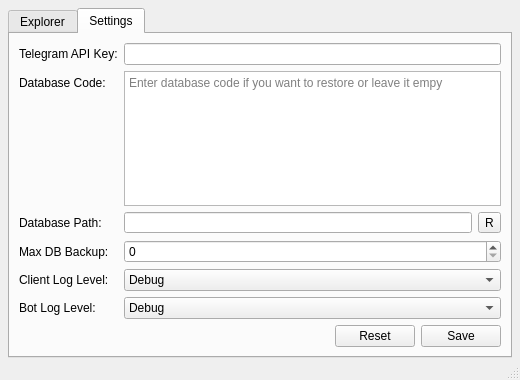
Above: pyclient/main_window.ui from WUAmin/wu-blackhole before the change. Below: the same form after it.
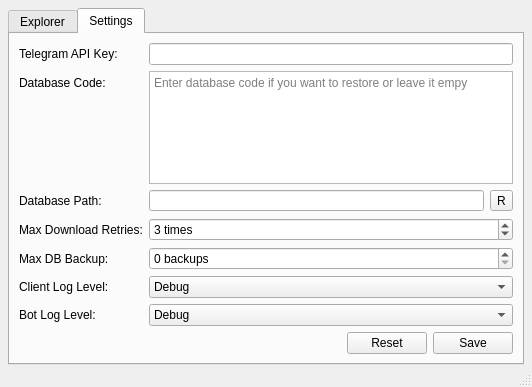
That is the form after the change. The open tabs and pages were chosen to show the change.

Commit message: Add retries for chunks download

Patch:
```diff
--- a/pyclient/main_window.ui
+++ b/pyclient/main_window.ui
@@ -6,8 +6,8 @@
    <rect>
     <x>0</x>
     <y>0</y>
-    <width>520</width>
-    <height>380</height>
+    <width>532</width>
+    <height>387</height>
    </rect>
   </property>
   <property name="windowTitle">
@@ -281,68 +281,6 @@
             </property>
            </widget>
           </item>
-          <item row="4" column="0">
-           <widget class="QLabel" name="label_3">
-            <property name="text">
-             <string>Client Log Level:</string>
-            </property>
-           </widget>
-          </item>
-          <item row="4" column="1">
-           <widget class="QComboBox" name="client_log_level_cb">
-            <item>
-             <property name="text">
-              <string>Debug</string>
-             </property>
-            </item>
-            <item>
-             <property name="text">
-              <string>Info</string>
-             </property>
-            </item>
-            <item>
-             <property name="text">
-              <string>Warning</string>
-             </property>
-            </item>
-            <item>
-             <property name="text">
-              <string>Error</string>
-             </property>
-            </item>
-           </widget>
-          </item>
-          <item row="5" column="0">
-           <widget class="QLabel" name="label_4">
-            <property name="text">
-             <string>Bot Log Level:</string>
-            </property>
-           </widget>
-          </item>
-          <item row="5" column="1">
-           <widget class="QComboBox" name="bot_log_level_cb">
-            <item>
-             <property name="text">
-              <string>Debug</string>
-             </property>
-            </item>
-            <item>
-             <property name="text">
-              <string>Info</string>
-             </property>
-            </item>
-            <item>
-             <property name="text">
-              <string>Warning</string>
-             </property>
-            </item>
-            <item>
-             <property name="text">
-              <string>Error</string>
-             </property>
-            </item>
-           </widget>
-          </item>
           <item row="1" column="1">
            <widget class="QTextEdit" name="db_code_te">
             <property name="placeholderText">
@@ -371,15 +309,101 @@
             </item>
            </layout>
           </item>
-          <item row="3" column="0">
+          <item row="4" column="0">
            <widget class="QLabel" name="label_6">
             <property name="text">
              <string>Max DB Backup:</string>
             </property>
            </widget>
           </item>
+          <item row="4" column="1">
+           <widget class="QSpinBox" name="keep_db_sp">
+            <property name="suffix">
+             <string> backups</string>
+            </property>
+           </widget>
+          </item>
+          <item row="5" column="0">
+           <widget class="QLabel" name="label_3">
+            <property name="text">
+             <string>Client Log Level:</string>
+            </property>
+           </widget>
+          </item>
+          <item row="5" column="1">
+           <widget class="QComboBox" name="client_log_level_cb">
+            <item>
+             <property name="text">
+              <string>Debug</string>
+             </property>
+            </item>
+            <item>
+             <property name="text">
+              <string>Info</string>
+             </property>
+            </item>
+            <item>
+             <property name="text">
+              <string>Warning</string>
+             </property>
+            </item>
+            <item>
+             <property name="text">
+              <string>Error</string>
+             </property>
+            </item>
+           </widget>
+          </item>
+          <item row="6" column="0">
+           <widget class="QLabel" name="label_4">
+            <property name="text">
+             <string>Bot Log Level:</string>
+            </property>
+           </widget>
+          </item>
+          <item row="6" column="1">
+           <widget class="QComboBox" name="bot_log_level_cb">
+            <item>
+             <property name="text">
+              <string>Debug</string>
+             </property>
+            </item>
+            <item>
+             <property name="text">
+              <string>Info</string>
+             </property>
+            </item>
+            <item>
+             <property name="text">
+              <string>Warning</string>
+             </property>
+            </item>
+            <item>
+             <property name="text">
+              <string>Error</string>
+             </property>
+            </item>
+           </widget>
+          </item>
+          <item row="3" column="0">
+           <widget class="QLabel" name="label_7">
+            <property name="text">
+             <string>Max Download Retries:</string>
+            </property>
+           </widget>
+          </item>
           <item row="3" column="1">
-           <widget class="QSpinBox" name="keep_db_sp"/>
+           <widget class="QSpinBox" name="max_dl_retry_sb">
+            <property name="suffix">
+             <string> times</string>
+            </property>
+            <property name="maximum">
+             <number>9999</number>
+            </property>
+            <property name="value">
+             <number>3</number>
+            </property>
+           </widget>
           </item>
          </layout>
         </item>
```
Left out of the diff: 12 changed lines with no effect on the pictures. The commit also changes 6 other files.
